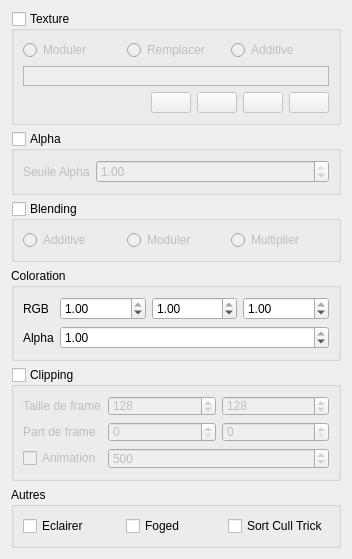
This is sources/matedit.ui in b4n92uid/theball-editor as Qt 5 draws it before an edit. The edited form follows.
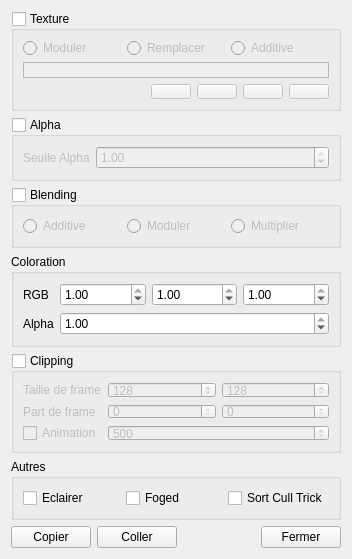
This is the edited form. Icons and pictures are not drawn.

Commit message: 4 Changes... Fix very far camera on load Fix hiding map on load Imp new element (appear near selection) Implement copy/past materials mesh

Diff of the .ui file:
```diff
--- a/sources/matedit.ui
+++ b/sources/matedit.ui
@@ -415,6 +415,52 @@
      </layout>
     </widget>
    </item>
+   <item>
+    <layout class="QHBoxLayout" name="horizontalLayout_8">
+     <item>
+      <widget class="QPushButton" name="copy">
+       <property name="text">
+        <string>Copier</string>
+       </property>
+       <property name="icon">
+        <iconset resource="ressource.qrc">
+         <normaloff>:/Medias/medias/page_copy.png</normaloff>:/Medias/medias/page_copy.png</iconset>
+       </property>
+      </widget>
+     </item>
+     <item>
+      <widget class="QPushButton" name="past">
+       <property name="text">
+        <string>Coller</string>
+       </property>
+       <property name="icon">
+        <iconset resource="ressource.qrc">
+         <normaloff>:/Medias/medias/page_white_paste.png</normaloff>:/Medias/medias/page_white_paste.png</iconset>
+       </property>
+      </widget>
+     </item>
+     <item>
+      <spacer name="horizontalSpacer_2">
+       <property name="orientation">
+        <enum>Qt::Horizontal</enum>
+       </property>
+       <property name="sizeHint" stdset="0">
+        <size>
+         <width>40</width>
+         <height>20</height>
+        </size>
+       </property>
+      </spacer>
+     </item>
+     <item>
+      <widget class="QPushButton" name="pushButton">
+       <property name="text">
+        <string>Fermer</string>
+       </property>
+      </widget>
+     </item>
+    </layout>
+   </item>
   </layout>
  </widget>
  <resources>
```
Left out of the diff: 24 changed lines with no effect on the pictures. The commit also changes 6 other files.
